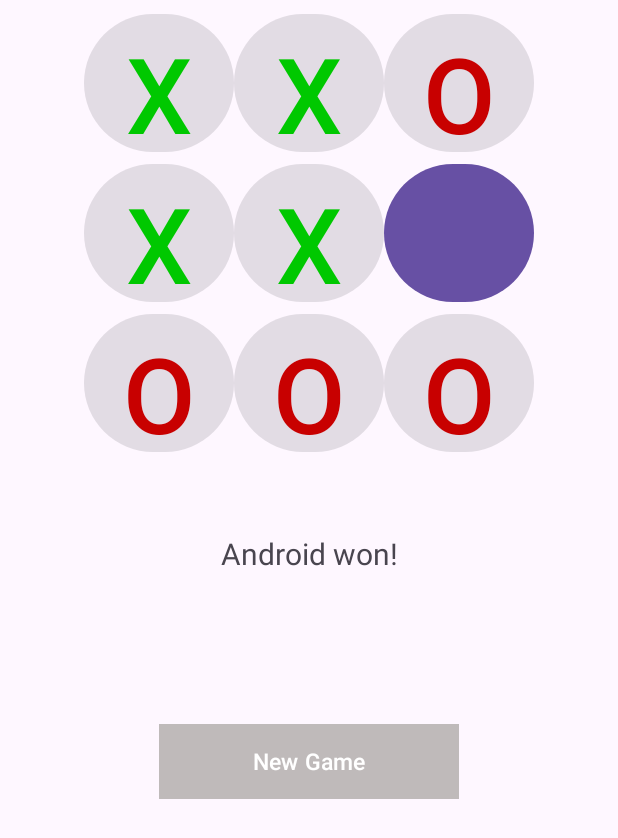
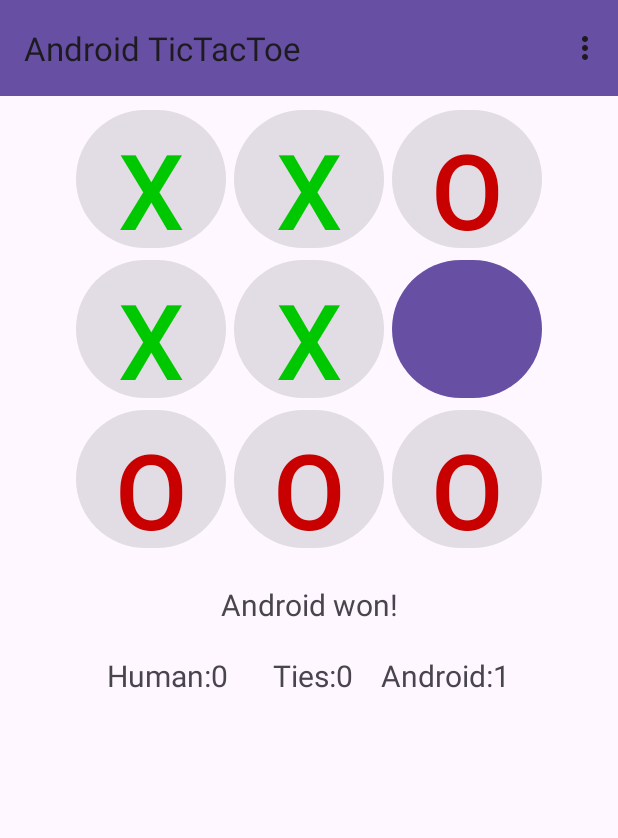
Before and after one commit to scassiano/dadm2023_2, an Android app: the screen it shows after launch (MainActivity), after a tap on an icon or button, on a phone screen of 412 x 824 dp. Shown: the top 838 px of the screen. Run offline under Robolectric (Android 15) with nearby library versions, the light colour scheme and no system bars; 3 other taps on this screen came first.

Commit message:
Completado todo el reto 3

```diff
--- a/Reto_3/app/src/main/java/com/example/androidtictactoe/MainActivity.java
+++ b/Reto_3/app/src/main/java/com/example/androidtictactoe/MainActivity.java
@@ -1,6 +1,7 @@
 package com.example.androidtictactoe;
 
 import androidx.appcompat.app.AppCompatActivity;
+import androidx.appcompat.widget.Toolbar;
 
 import android.graphics.Color;
 import android.os.Bundle;
@@ -19,9 +20,6 @@ public class MainActivity extends AppCompatActivity {
     //Para acceder a los botones del triki que se muestran en pantalla
     private Button mBoardButtons[];
 
-    //Para acceder a el boton de new game
-    private Button mNewGameButton;
-
     //Para acceder al texto que se mostrara en pantalla
     private TextView mInfoTextView;
 
@@ -31,14 +29,21 @@ public class MainActivity extends AppCompatActivity {
     //Variable para alternar quein juega al inicio (-1 CPU, 1 Player)
     private int mBegin;
 
+    //Variable para saber cuantas victorias y empates hay
+    private int mWinsAndroid = 0;
+    private int mWinsHuman = 0;
+    private int mTies = 0;
+
+    //Variables para acceder a los textos asociados a las victorias y empates
+    private TextView mWinsAndroidTextView;
+    private TextView mWinsHumanTextView;
+    private TextView mTiesTextView;
+
     //Funcion para iniciar un nuevo juego
     private void startNewGame() {
 
         //Limpiar el tablero a nivel logico
         mGame.clearBoard();
-
-        //Volver invisible el New Game Button
-        mNewGameButton.setVisibility(View.INVISIBLE);
 
         //Volver el gameover false
         mGameOver = false;
@@ -49,8 +54,6 @@ public class MainActivity extends AppCompatActivity {
             mBoardButtons[i].setEnabled(true);
             mBoardButtons[i].setOnClickListener(new ButtonClickListener(i));
         }
-
-        mNewGameButton.setOnClickListener(new NewGameClickListener());
 
         if (mBegin == 1){
             // Mencionar que el humano va primero
@@ -75,7 +78,8 @@ public class MainActivity extends AppCompatActivity {
         public void onClick(View view) {
             if (mBoardButtons[location].isEnabled() && !mGameOver) {
                 setMove(TicTacToeGame.HUMAN_PLAYER, location);
-// If no winner yet, let the computer make a move
+
+                // If no winner yet, let the computer make a move
                 int winner = mGame.checkForWinner();
                 if (winner == 0) {
                     mInfoTextView.setText(R.string.turn_computer);
@@ -89,33 +93,31 @@ public class MainActivity extends AppCompatActivity {
                 else if (winner == 1) {
                     mInfoTextView.setText(R.string.result_tie);
                     mGameOver = true;
-                    //Volver Visible el New Game Button
-                    mNewGameButton.setVisibility(View.VISIBLE);
+                    //Cambiar la persona que inicia la proxima ronda
                     mBegin = mBegin * -1;
+                    //Actualizar contadores de empates
+                    mTies = mTies + 1;
+                    mTiesTextView.setText(String.valueOf(mTies));
                 }
                 else if (winner == 2) {
                     mInfoTextView.setText(R.string.result_human_wins);
                     mGameOver = true;
-                    //Volver Visible el New Game Button
-                    mNewGameButton.setVisibility(View.VISIBLE);
                     //Cambiar la persona que inicia la proxima ronda
                     mBegin = mBegin * -1;
+                    //Actualizar contadores de victorias humanas
+                    mWinsHuman = mWinsHuman + 1;
+                    mWinsHumanTextView.setText(String.valueOf(mWinsHuman));
                 }
                 else {
                     mInfoTextView.setText(R.string.result_computer_wins);
                     mGameOver = true;
-                    //Volver Visible el New Game Button
-                    mNewGameButton.setVisibility(View.VISIBLE);
+                    //Cambiar la persona que inicia la proxima ronda
                     mBegin = mBegin * -1;
+                    //Actualizar contadores de victorias android
+                    mWinsAndroid = mWinsAndroid + 1;
+                    mWinsAndroidTextView.setText(String.valueOf(mWinsAndroid));
                 }
             }
-        }
-    }
-
-    private class NewGameClickListener implements View.OnClickListener {
-        public NewGameClickListener() {}
-        public void onClick(View view) {
-            startNewGame();
         }
     }
 
@@ -134,22 +136,49 @@ public class MainActivity extends AppCompatActivity {
         super.onCreate(savedInstanceState);
         setContentView(R.layout.activity_main);
 
+        //Activar el toolbar para que aparezca arriba de la aplicacion
+        Toolbar myToolbar = findViewById(R.id.my_toolbar);
+        setSupportActionBar(myToolbar);
+
         mBoardButtons = new Button[TicTacToeGame.BOARD_SIZE];
-        mBoardButtons[0] = (Button) findViewById(R.id.one);
-        mBoardButtons[1] = (Button) findViewById(R.id.two);
-        mBoardButtons[2] = (Button) findViewById(R.id.three);
-        mBoardButtons[3] = (Button) findViewById(R.id.four);
-        mBoardButtons[4] = (Button) findViewById(R.id.five);
-        mBoardButtons[5] = (Button) findViewById(R.id.six);
-        mBoardButtons[6] = (Button) findViewById(R.id.seven);
-        mBoardButtons[7] = (Button) findViewById(R.id.eight);
-        mBoardButtons[8] = (Button) findViewById(R.id.nine);
-        mInfoTextView = (TextView) findViewById(R.id.information);
-        mNewGameButton = (Button) findViewById(R.id.newgame);
+        mBoardButtons[0] = findViewById(R.id.one);
+        mBoardButtons[1] = findViewById(R.id.two);
+        mBoardButtons[2] = findViewById(R.id.three);
+        mBoardButtons[3] = findViewById(R.id.four);
+        mBoardButtons[4] = findViewById(R.id.five);
+        mBoardButtons[5] = findViewById(R.id.six);
+        mBoardButtons[6] = findViewById(R.id.seven);
+        mBoardButtons[7] = findViewById(R.id.eight);
+        mBoardButtons[8] = findViewById(R.id.nine);
+        mInfoTextView = findViewById(R.id.information);
+        mWinsAndroidTextView = findViewById(R.id.num_android_points);
+        mWinsHumanTextView = findViewById(R.id.num_human_points);
+        mTiesTextView = findViewById(R.id.num_tie_points);
+
         mBegin = 1; //La primera vez inicia el jugador humano
 
         mGame = new TicTacToeGame();
         startNewGame();
     }
 
+    //Creacion del menu de opciones
+    @Override
+    public boolean onCreateOptionsMenu(Menu menu){
+        MenuInflater inflater = getMenuInflater();
+        inflater.inflate(R.menu.game_menu, menu);
+        return true;
+    }
+
+    //Cuando el menu se selecciona
+    @Override
+    public boolean onOptionsItemSelected(MenuItem item) {
+        //id del item seleccionado del menu
+        int id = item.getItemId();
+        if (id == R.id.menuNewGame){
+            //Iniciar un nuevo juego
+            startNewGame();
+        }
+        return true;
+    }
+
 }
--- a/Reto_3/app/src/main/res/layout/activity_main.xml
+++ b/Reto_3/app/src/main/res/layout/activity_main.xml
@@ -7,15 +7,26 @@
     android:layout_height="fill_parent"
     android:gravity="center_horizontal" >
 
+    <androidx.appcompat.widget.Toolbar
+        android:id="@+id/my_toolbar"
+        android:layout_width="match_parent"
+        android:layout_height="?attr/actionBarSize"
+        android:background="?attr/colorPrimary"
+        android:elevation="4dp"
+        android:theme="@style/ThemeOverlay.AppCompat.ActionBar"
+        app:popupTheme="@style/ThemeOverlay.AppCompat.Light"/>
+
     <TableLayout
         android:id="@+id/play_grid" android:layout_width="fill_parent"
         android:layout_height="wrap_content" android:layout_marginTop="5dp" >
         <TableRow android:gravity="center_horizontal">
             <Button android:id="@+id/one" android:layout_width="100dp"
                 android:layout_height="100dp" android:text="1"
+                android:layout_marginRight="5dp"
                 android:textSize="70dp" />
             <Button android:id="@+id/two" android:layout_width="100dp"
                 android:layout_height="100dp" android:text="2"
+                android:layout_marginRight="5dp"
                 android:textSize="70dp" />
             <Button android:id="@+id/three" android:layout_width="100dp"
                 android:layout_height="100dp" android:text="3"
@@ -25,9 +36,11 @@
         <TableRow android:gravity="center_horizontal">
             <Button android:id="@+id/four" android:layout_width="100dp"
                 android:layout_height="100dp" android:text="4"
+                android:layout_marginRight="5dp"
                 android:textSize="70dp" />
             <Button android:id="@+id/five" android:layout_width="100dp"
                 android:layout_height="100dp" android:text="5"
+                android:layout_marginRight="5dp"
                 android:textSize="70dp" />
             <Button android:id="@+id/six" android:layout_width="100dp"
                 android:layout_height="100dp" android:text="6"
@@ -37,9 +50,11 @@
         <TableRow android:gravity="center_horizontal">
             <Button android:id="@+id/seven" android:layout_width="100dp"
                 android:layout_height="100dp" android:text="7"
+                android:layout_marginRight="5dp"
                 android:textSize="70dp" />
             <Button android:id="@+id/eight" android:layout_width="100dp"
                 android:layout_height="100dp" android:text="8"
+                android:layout_marginRight="5dp"
                 android:textSize="70dp" />
             <Button android:id="@+id/nine" android:layout_width="100dp"
                 android:layout_height="100dp" android:text="9"
@@ -49,20 +64,46 @@
 
     <TextView android:id="@+id/information" android:layout_width="fill_parent"
         android:layout_height="wrap_content" android:text="info"
-        android:gravity="center_horizontal" android:layout_marginTop="50dp"
+        android:gravity="center_horizontal" android:layout_marginTop="20dp"
         android:textSize="20dp" />
 
-    <Button
-        android:id="@+id/newgame"
-        android:layout_width="200dp"
-        android:layout_height="50dp"
-        android:background="#B1AFAF"
-        android:insetTop="0dp"
-        android:insetBottom="0dp"
-        android:text="New Game"
-        android:textSize="15dp"
-        android:translationY="100dp"
-        app:backgroundTint="#BFBABA"
-        tools:visibility="visible" />
+    <RelativeLayout
+        android:layout_width="match_parent"
+        android:layout_height="wrap_content"
+        android:layout_marginTop="20dp"
+        android:gravity="center_horizontal">
+        <TextView android:id="@+id/text_human_points" android:layout_width="wrap_content"
+            android:layout_height="wrap_content" android:text="Human:"
+            android:layout_alignParentLeft="true"
+            android:textSize="20dp" />
+
+        <TextView android:id="@+id/num_human_points" android:layout_width="wrap_content"
+            android:layout_height="wrap_content" android:text="0"
+            android:layout_toRightOf="@id/text_human_points"
+            android:textSize="20dp" />
+
+        <TextView android:id="@+id/text_tie_points" android:layout_width="wrap_content"
+            android:layout_height="wrap_content" android:text="Ties:"
+            android:layout_marginLeft="30dp"
+            android:layout_toRightOf="@id/num_human_points"
+            android:textSize="20dp" />
+
+        <TextView android:id="@+id/num_tie_points" android:layout_width="wrap_content"
+            android:layout_height="wrap_content" android:text="0"
+            android:layout_toRightOf="@id/text_tie_points"
+            android:textSize="20dp" />
+
+        <TextView android:id="@+id/text_android_points" android:layout_width="wrap_content"
+            android:layout_height="wrap_content" android:text="Android:"
+            android:layout_marginLeft="30dp"
+            android:layout_toRightOf="@id/text_tie_points"
+            android:textSize="20dp" />
+
+        <TextView android:id="@+id/num_android_points" android:layout_width="wrap_content"
+            android:layout_height="wrap_content" android:text="0"
+            android:layout_toRightOf="@id/text_android_points"
+            android:textSize="20dp" />
+
+    </RelativeLayout>
 
 </LinearLayout>
--- a/Reto_3/app/src/main/res/menu/game_menu.xml
+++ b/Reto_3/app/src/main/res/menu/game_menu.xml
@@ -1,5 +1,6 @@
 <?xml version="1.0" encoding="utf-8"?>
 <menu xmlns:android="http://schemas.android.com/apk/res/android">
-    <item android:id="@+id/new_game_menu"
-        android:title="New Game"/>
+    <item
+        android:id="@+id/menuNewGame"
+        android:title="New Game"></item>
 </menu>
```
